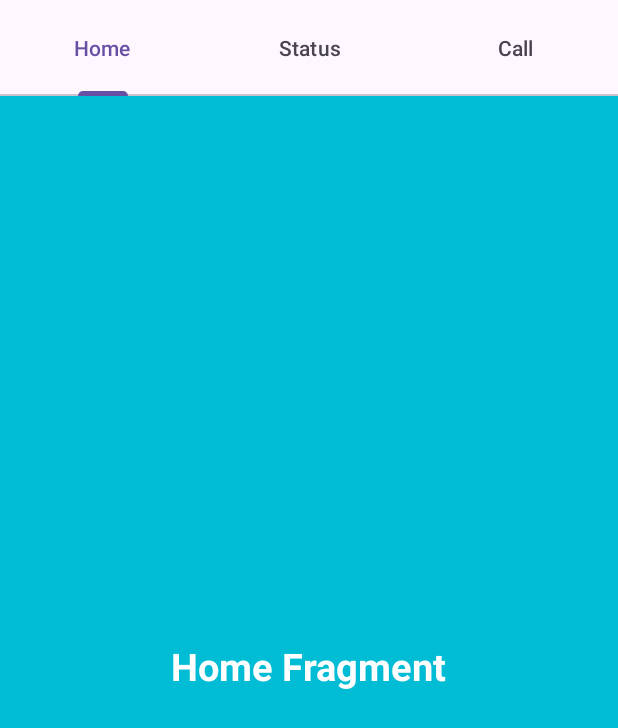
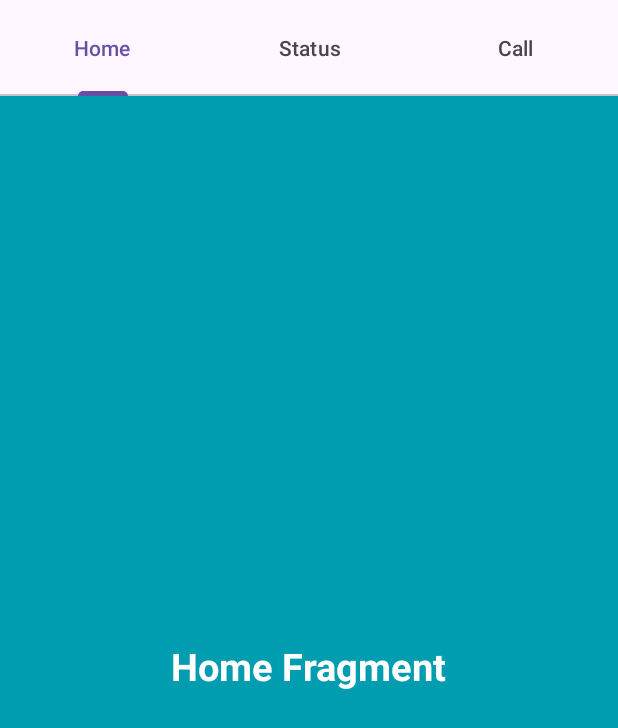
Before and after one commit to alqama09876/Android-Material, an Android app: the screen it shows after launch (MainActivity), on a phone screen of 412 x 824 dp. Shown: the top 728 px of the screen. Run offline under Robolectric (Android 15) with nearby library versions, the phone set to English and light mode, and no system bars.

Commit message:
Fragments

```diff
--- a/app/src/main/res/layout/fragment_home.xml
+++ b/app/src/main/res/layout/fragment_home.xml
@@ -3,7 +3,7 @@
     xmlns:tools="http://schemas.android.com/tools"
     android:layout_width="match_parent"
     android:layout_height="match_parent"
-    android:background="#00BCD4"
+    android:background="#009DB1"
     tools:context=".HomeFragment">
 
     <TextView
```
